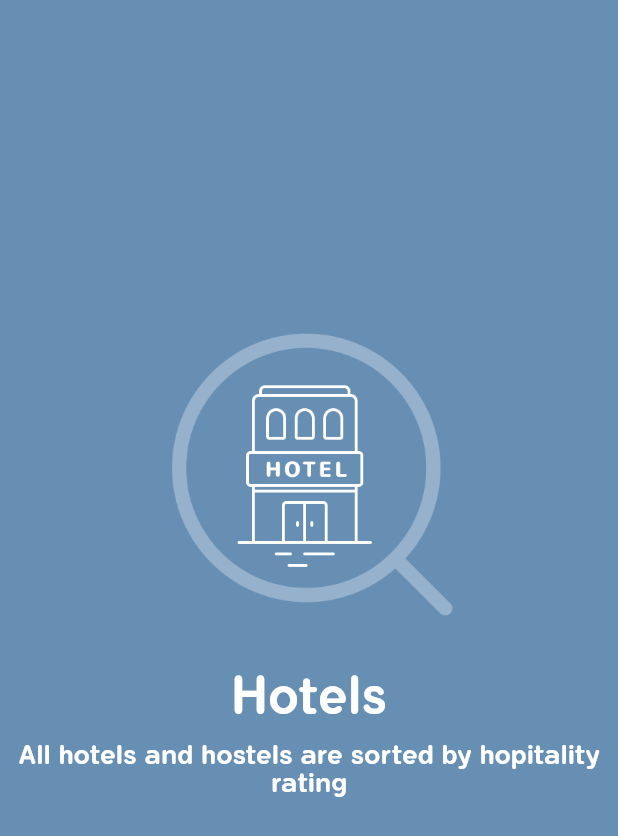
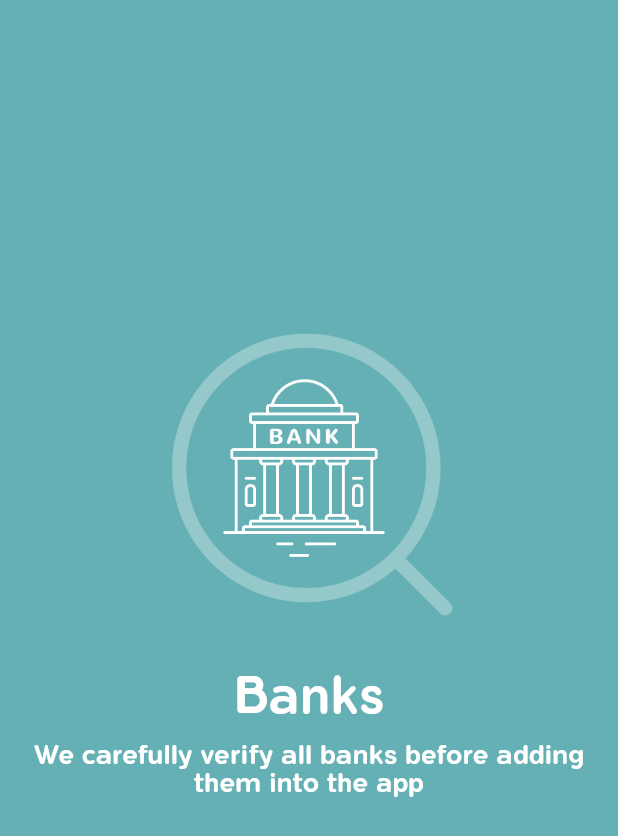
Before and after one commit to Parsh/MaterialPageReveal, a Flutter app: the screen it shows after launch, on a phone screen of 412 x 824 dp. Shown: the top 836 px of the screen. Run offline on Flutter 3.47's test engine with Material 2 defaults, Android fonts, the phone set to English and light mode, and no system bars; statements that could not run were skipped.

Commit message:
Stacked Pages

```diff
--- a/lib/homePage.dart
+++ b/lib/homePage.dart
@@ -14,8 +14,13 @@ class _HomePageState extends State<HomePage> {
       body: new Stack(
         children: <Widget>[
           new Page(
-            viewModel: pages[0]
-          )
+            viewModel: pages[0],
+            percentVisible: 1.0,
+          ),
+          new Page(
+            viewModel: pages[1],
+            percentVisible: 1.0,
+          ),
         ],
       ),
     );
--- a/lib/main.dart
+++ b/lib/main.dart
@@ -1,5 +1,5 @@
 import 'package:flutter/material.dart';
-import './homePage.dart';
+import './homepage.dart';
 
 void main() => runApp(new MyApp());
 
--- a/lib/page.dart
+++ b/lib/page.dart
@@ -37,7 +37,10 @@ class Page extends StatelessWidget {
         child: new Column(
             mainAxisAlignment: MainAxisAlignment.center,
             children: <Widget>[
-              new Padding(
+              new Transform(
+                transform: new Matrix4.translationValues(
+                    0.0, 50.0 * (1.0 - percentVisible), 0.0),
+                child: new Padding(
                   padding: new EdgeInsets.only(bottom: 25.0),
                   child: new Image.asset(
                     viewModel.heroAssetPath,
@@ -45,7 +48,11 @@ class Page extends StatelessWidget {
                     height: 200.0,
                   ),
                 ),
-              new Padding(
+              ),
+              new Transform(
+                transform: new Matrix4.translationValues(
+                    0.0, 30.0 * (1.0 - percentVisible), 0.0),
+                child: new Padding(
                   padding: const EdgeInsets.only(top: 10.0, bottom: 10.0),
                   child: new Text(viewModel.title,
                       style: new TextStyle(
@@ -53,7 +60,11 @@ class Page extends StatelessWidget {
                           color: Colors.white,
                           fontFamily: "FlamanteRoma")),
                 ),
-              new Padding(
+              ),
+              new Transform(
+                transform: new Matrix4.translationValues(
+                    0.0, 30.0 * (1.0 - percentVisible), 0.0),
+                child: new Padding(
                   padding: const EdgeInsets.only(bottom: 75.0),
                   child: new Text(
                     viewModel.body,
@@ -62,6 +73,7 @@ class Page extends StatelessWidget {
                         fontFamily: "FlamanteRoma",
                         fontSize: 18.0,
                         color: Colors.white),
+                  ),
                 ),
               )
             ]),
```
Lines whose indentation alone changed are shown as unchanged.
